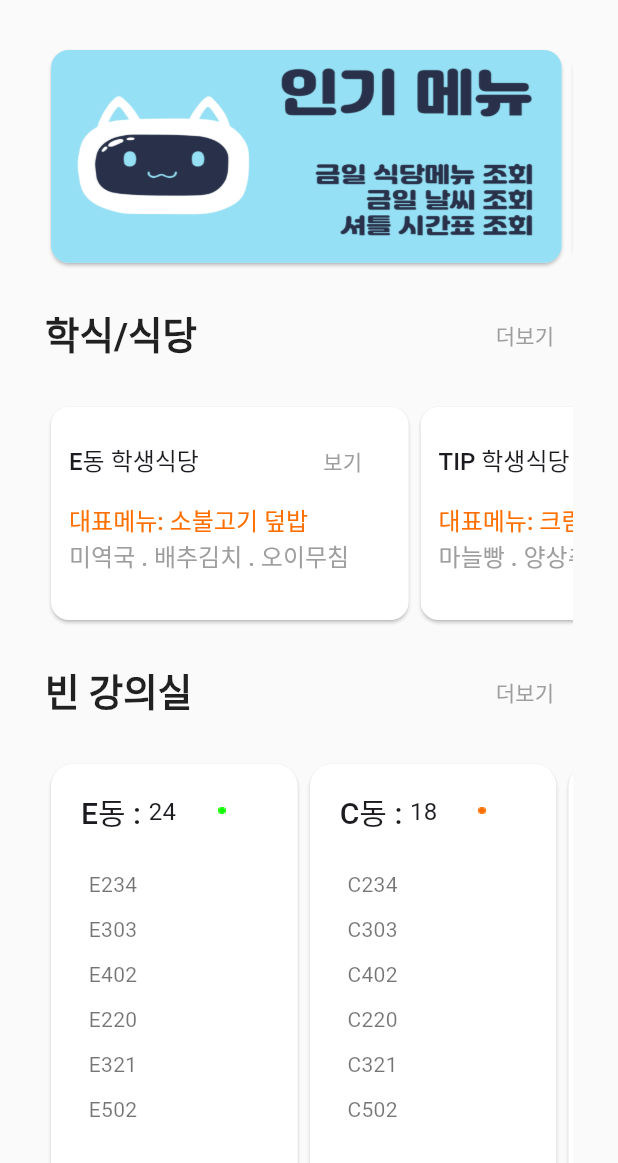
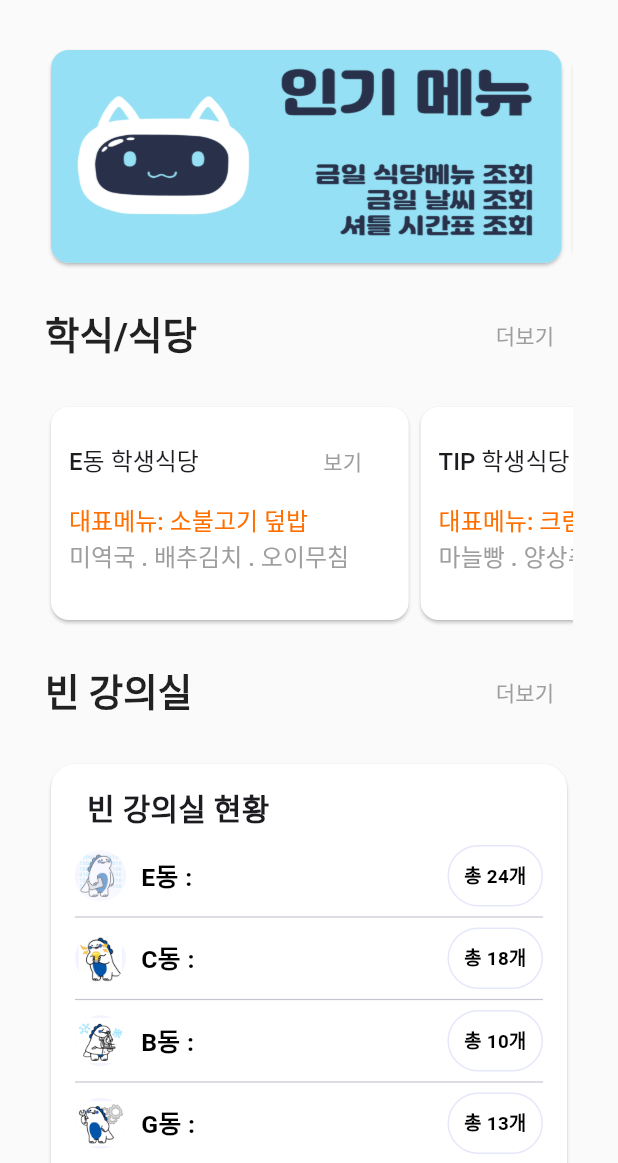
Before and after one commit to SongsBy/Sandori, a Flutter app: the HomeScreen screen opened directly, on a phone screen of 412 x 824 dp, the part 73-1236 px from its top. Run offline on Flutter 3.47's test engine with Material 3 defaults, Android fonts, the phone set to English and light mode, and no system bars; our stand-ins replace geolocator, get_it, google_maps_flutter, sliding_up_panel; Roboto replaces fonts that are missing (Pretendard).

```diff
--- a/lib/component/EmptyclassCard.dart
+++ b/lib/component/EmptyclassCard.dart
@@ -1,95 +1,134 @@
 import 'package:flutter/material.dart';
 import 'package:handori/model/class_model.dart';
 
-class ClassStateSection extends StatefulWidget {
-  final List<EmptyClass> classstate;
-  const ClassStateSection({required this.classstate, super.key});
+class ClassStateCard extends StatelessWidget {
+  final List<EmptyClass> items;
+  final int maxItems;
+  final VoidCallback? onMore;
 
-  @override
-  State<ClassStateSection> createState() => _ClassStateSectionState();
-}
-
-class _ClassStateSectionState extends State<ClassStateSection> {
-  late final PageController _controller;
-
-  @override
-  void initState() {
-    _controller = PageController(viewportFraction: 0.49);
-    super.initState();
-  }
-
-  @override
-  void dispose() {
-    _controller.dispose();
-    super.dispose();
-  }
+  const ClassStateCard({
+    super.key,
+    required this.items,
+    this.maxItems = 6,
+    this.onMore,
+  });
 
   @override
   Widget build(BuildContext context) {
-    final smallText = TextTheme.of(context).displaySmall;
-    final largeText = Theme.of(context).textTheme.displayLarge;
-    final mediumText = Theme.of(context).textTheme.displayMedium;
-    final extraThinText = Theme.of(context).textTheme.bodySmall;
-    if (widget.classstate.isEmpty) return SizedBox.shrink();
-    return SizedBox(
-      height: 300,
-      child: PageView.builder(
-        scrollDirection: Axis.horizontal,
-        controller: _controller,
-        padEnds: false,
-        itemCount: widget.classstate.length,
-        itemBuilder: (context, i) {
-          final c = widget.classstate[i];
-          return SizedBox(
-            width: 220,
-            child: Card(
+    if (items.isEmpty) return const SizedBox.shrink();
+
+
+    final visible = items.take(maxItems).toList();
+    final hasMore = items.length > visible.length;
+
+    return Card(
       elevation: 1,
       color: Colors.white,
-              shape: RoundedRectangleBorder(
-                borderRadius: BorderRadius.circular(15),
-              ),
+      shape: RoundedRectangleBorder(borderRadius: BorderRadius.circular(16)),
       child: Padding(
-                padding: const EdgeInsets.all(20.0),
+        padding: const EdgeInsets.symmetric(horizontal: 16, vertical: 14),
         child: Column(
           crossAxisAlignment: CrossAxisAlignment.start,
           children: [
             Row(
-                      crossAxisAlignment: CrossAxisAlignment.start,
               children: [
+                const SizedBox(width: 8),
                 Text(
-                          maxLines: 1,
-                          overflow: TextOverflow.ellipsis,
-                          c.className,
-                          style: mediumText?.copyWith(fontSize: 20),
+                  '빈 강의실 현황',
+                  style: Theme.of(context).textTheme.titleMedium?.copyWith(
+                    fontSize: 20,
+                    fontWeight: FontWeight.w700,
                   ),
-
-                        Text(
-                          maxLines: 1,
-                            overflow: TextOverflow.ellipsis,
-                            c.classCount, style: TextStyle(fontSize: 16)),
-                        Expanded(
-                          child: Image.asset(
-                            c.trafficIcon,
-                            width: 30,
-                            height: 22,
                 ),
+                const Spacer(),
+                if (hasMore && onMore != null)
+                  TextButton(
+                    onPressed: onMore,
+                    child: const Text('더보기'),
                   ),
               ],
             ),
-                    SizedBox(height: 20),
-                    Column(
-                        children: c.classList.map((item) => Padding(
-                          padding: const EdgeInsets.all(5.0),
-                          child: Text(item, style: TextStyle(color: Colors.black54),),
-                        )).toList(),
+            const SizedBox(height: 8),
+            ...List.generate(visible.length, (i) {
+              final c = visible[i];
+              return Column(
+                children: [
+                  _ClassLine(
+                    title: c.className,
+                    countText: '총 ${c.classCount}개',
+                    leadingAsset: c.classIcons,
                   ),
+                  if (i != visible.length - 1)
+                    const Divider(height: 14, thickness: 0.8),
+                ],
+              );
+            }),
           ],
         ),
-              ),
-            ),
-          );
-        },
       ),
     );
   }
 }
+
+class _ClassLine extends StatelessWidget {
+  final String title;
+  final String countText;
+  final String? leadingAsset;
+
+  const _ClassLine({
+    required this.title,
+    required this.countText,
+    this.leadingAsset,
+  });
+
+  @override
+  Widget build(BuildContext context) {
+    return Row(
+      children: [
+        if (leadingAsset != null && leadingAsset!.isNotEmpty)
+          Container(
+            width: 34,
+            height: 34,
+            decoration: const BoxDecoration(
+              shape: BoxShape.circle,
+              color: Color(0xFFF3F4FF),
+            ),
+            clipBehavior: Clip.antiAlias,
+            child: Image.asset(leadingAsset!, fit: BoxFit.contain),
+          )
+        else
+          Icon(Icons.apartment_rounded, color: Colors.black54, size: 28),
+        const SizedBox(width: 10),
+        Expanded(
+          child: Text(
+            title,
+            maxLines: 1,
+            overflow: TextOverflow.ellipsis,
+            style: const TextStyle(
+              fontSize: 16.5,
+              fontWeight: FontWeight.w700,
+              color: Colors.black,
+            ),
+          ),
+        ),
+
+        Container(
+          padding: const EdgeInsets.symmetric(horizontal: 10, vertical: 10),
+          decoration: BoxDecoration(
+            color: Colors.white,
+            border: Border.all(color: const Color(0xFFE5E7FB)),
+            borderRadius: BorderRadius.circular(999),
+          ),
+          child: Text(
+            countText,
+            style: const TextStyle(
+              fontSize: 12.5,
+              color: Colors.black,
+              fontWeight: FontWeight.w600,
+            ),
+          ),
+        ),
+      ],
+    );
+  }
+}
--- a/lib/screen/BusTime_detail_screen.dart
+++ b/lib/screen/BusTime_detail_screen.dart
@@ -16,12 +16,11 @@ class BusTimeDetailScreen extends StatefulWidget {
 class _BusTimeDetailScreenState extends State<BusTimeDetailScreen> {
   final CameraPosition initailPosition = CameraPosition(
     target: LatLng(37.339496586083, 126.73287520461),
-    zoom: 17.6
+    zoom: 17.6,
   );
   final padding = SizedBox(height: 20);
   int? selectedButtonIndex;
   @override
-
   @override
   void initState() {
     super.initState();
@@ -53,7 +52,7 @@ class _BusTimeDetailScreenState extends State<BusTimeDetailScreen> {
     final mediumText = Theme.of(context).textTheme.displayMedium;
     return FutureBuilder(
       future: checkPermession(),
-      builder: (BuildContext context , AsyncSnapshot snapshot) {
+      builder: (BuildContext context, AsyncSnapshot snapshot) {
         if (snapshot.hasError) {
           return Scaffold(body: Center(child: Text('위치 권한을 허용해 주세요')));
         }
@@ -74,7 +73,10 @@ class _BusTimeDetailScreenState extends State<BusTimeDetailScreen> {
                       child: Column(
                         children: [
                           Padding(
-                          padding: const EdgeInsets.symmetric(horizontal: 12.0, vertical:4),
+                            padding: const EdgeInsets.symmetric(
+                              horizontal: 12.0,
+                              vertical: 4,
+                            ),
                             child: TopBar(
                               onBellPressed: () {},
                               onUserPressed: () {},
@@ -111,17 +113,24 @@ class _BusTimeDetailScreenState extends State<BusTimeDetailScreen> {
                               SizedBox(width: 7),
                               Text(
                                 '정왕역',
-                              style: mediumText?.copyWith(fontWeight: FontWeight.w700),
+                                style: mediumText?.copyWith(
+                                  fontWeight: FontWeight.w700,
+                                ),
                               ),
                               SizedBox(width: 50),
                               Text(
                                 '학교',
-                              style: mediumText?.copyWith(fontWeight: FontWeight.w700),
+                                style: mediumText?.copyWith(
+                                  fontWeight: FontWeight.w700,
+                                ),
                               ),
                             ],
                           ),
                           padding,
-                        HeaderText(title: '학교 셔틀버스', onTextButtonPressed: () {}),
+                          HeaderText(
+                            title: '학교 셔틀버스',
+                            onTextButtonPressed: () {},
+                          ),
                           padding,
                           Row(
                             children: [
@@ -145,7 +154,10 @@ class _BusTimeDetailScreenState extends State<BusTimeDetailScreen> {
                                         child: Row(
                                           children: [
                                             Image.asset(e.busIcon),
-                                  Text(e.busNumber, style: mediumText),
+                                            Text(
+                                              e.busNumber,
+                                              style: mediumText,
+                                            ),
                                             busTextPadding,
                                             Text(
                                               e.busTime,
@@ -167,8 +179,30 @@ class _BusTimeDetailScreenState extends State<BusTimeDetailScreen> {
                 ),
               ),
               SliverToBoxAdapter(
-                child: SizedBox(
-                  height: MediaQuery.of(context).size.height *1,
+                child: Column(
+                  children: [
+                    Container(
+                      width: MediaQuery.of(context).size.width,
+                      height: 40,
+                      decoration: BoxDecoration(
+                        color: Colors.grey.shade400,
+                        borderRadius: BorderRadius.only(
+                          topLeft: Radius.circular(60),
+                          topRight: Radius.circular(60),
+                        ),
+                      ),
+                      child: Center(
+                        child: Text(
+                          '탑승위치',
+                          style: mediumText?.copyWith(
+                            fontSize: 18,
+                            color: Colors.white,
+                          ),
+                        ),
+                      ),
+                    ),
+                    SizedBox(
+                      height: MediaQuery.of(context).size.height * 1,
                       child: GoogleMap(
                         mapType: MapType.normal,
                         initialCameraPosition: initailPosition,
@@ -176,32 +210,32 @@ class _BusTimeDetailScreenState extends State<BusTimeDetailScreen> {
                           Marker(
                             markerId: MarkerId('1'),
                             position: LatLng(37.33896, 126.7335),
-                          infoWindow: InfoWindow(
-                            title: '정문 버스 정류장',
+                            infoWindow: InfoWindow(title: '정문 버스 정류장'),
+                            icon: BitmapDescriptor.defaultMarkerWithHue(
+                              BitmapDescriptor.hueBlue,
                             ),
-                          icon: BitmapDescriptor.defaultMarkerWithHue(
-                              BitmapDescriptor.hueBlue
-                          )
                           ),
                           Marker(
                             markerId: MarkerId('2'),
-                          position: LatLng(37.33991,126.7323),
+                            position: LatLng(37.33991, 126.7323),
                             infoWindow: InfoWindow(
                               title: '셔틀버스 탑승장',
-                              snippet: '바로 앞 첫 버스에 탑승'
+                              snippet: '바로 앞 첫 버스에 탑승',
                             ),
                             icon: BitmapDescriptor.defaultMarkerWithHue(
-                              BitmapDescriptor.hueGreen
-                          )
+                              BitmapDescriptor.hueGreen,
+                            ),
                           ),
                         },
                       ),
                     ),
+                  ],
                 ),
-          ]
+              ),
+            ],
           ),
         );
-      }
+      },
     );
   }
 }
--- a/lib/screen/Empty_detail_screen.dart
+++ b/lib/screen/Empty_detail_screen.dart
@@ -179,6 +179,7 @@ class _EmptyDetailScreenState extends State<EmptyDetailScreen> {
                     myLocationButtonEnabled: false,
                     onMapCreated: (c) => _mapController = c,
                     markers: _markers,
+                    mapType: MapType.normal,
                   ),
                 ),
 
--- a/lib/screen/home_screen.dart
+++ b/lib/screen/home_screen.dart
@@ -82,7 +82,6 @@ class HomeScreen extends StatelessWidget {
                     ),
                     padding,
 
-                    // ⬇️ Repository 비동기 결과 표시
                     FutureBuilder<List<EmptyClass>>(
                       future: emptyClassesFuture,
                       builder: (context, snapshot) {
@@ -93,8 +92,9 @@ class HomeScreen extends StatelessWidget {
                           return Center(child: Text('오류: ${snapshot.error}'));
                         }
                         final data = snapshot.data ?? const <EmptyClass>[];
-                        // EmptyclassCard.dart 안의 섹션 위젯이 List<EmptyClass>를 받는다고 가정
-                        return ClassStateSection(classstate: data);
+                        return ClassStateCard(items:data,
+                        maxItems: 5,
+                        onMore: (){},);
                       },
                     ),
 
```
Lines whose indentation alone changed are shown as unchanged.
